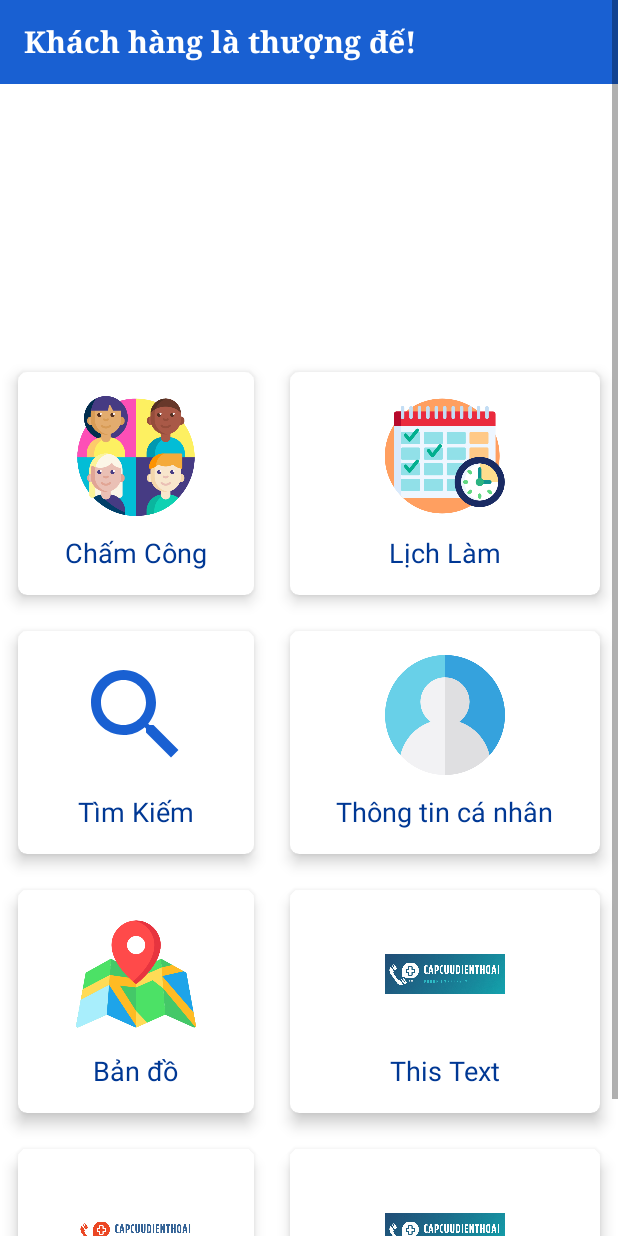
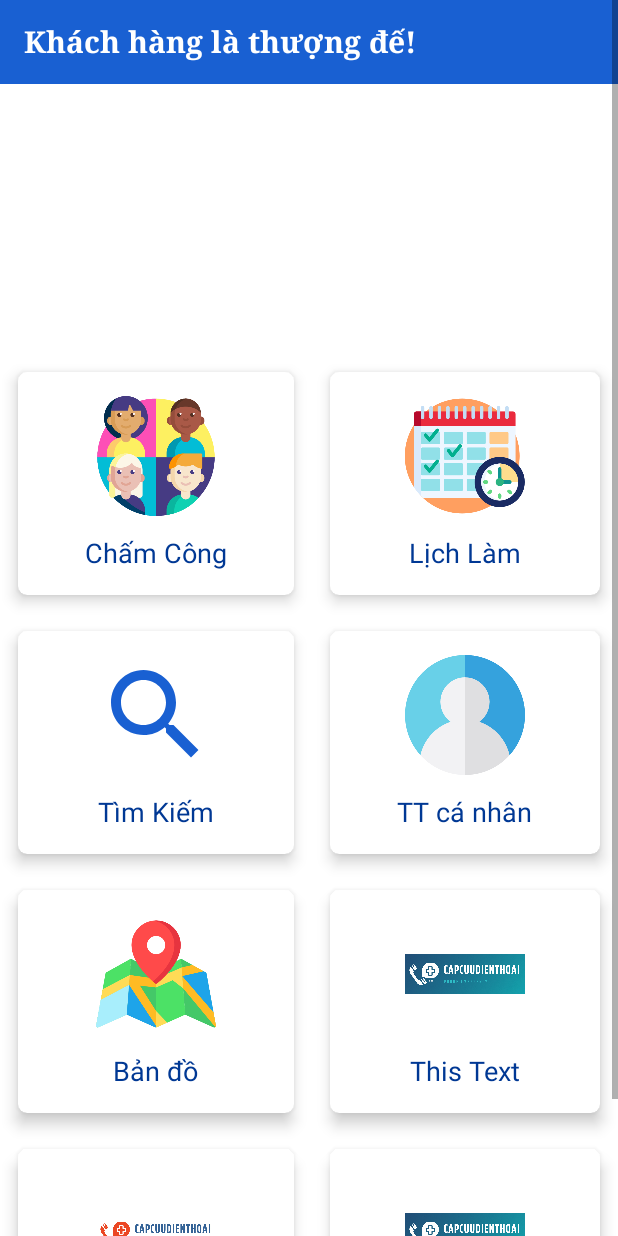
Before and after one commit to takerynnaru/Android1, an Android app: the layout layout_trangchu.xml on its own in the app's theme, with its tools: preview values and no code run, on a phone screen of 412 x 824 dp. Run offline under Robolectric (Android 15) with nearby library versions, the phone set to English and light mode, and no system bars; network calls fail.

Commit message:
fix nhỏ

```diff
--- a/app/src/main/res/layout/layout_trangchu.xml
+++ b/app/src/main/res/layout/layout_trangchu.xml
@@ -175,7 +175,7 @@
                                     android:textColor="@color/blue"
                                     android:layout_width="wrap_content"
                                     android:layout_height="wrap_content"
-                                    android:text="Thông tin cá nhân"/>
+                                    android:text="TT cá nhân"/>
                             </LinearLayout>
                         </androidx.cardview.widget.CardView>
 
```
